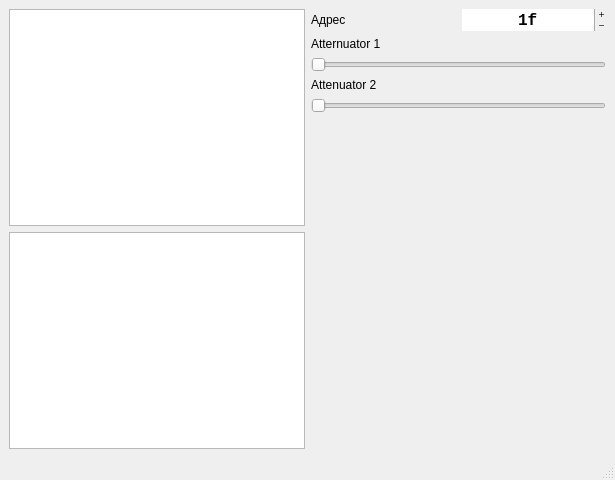
The window that client/mainwindow.ui (brik13ET/lo1337l) describes before a commit, drawn with Qt 5.
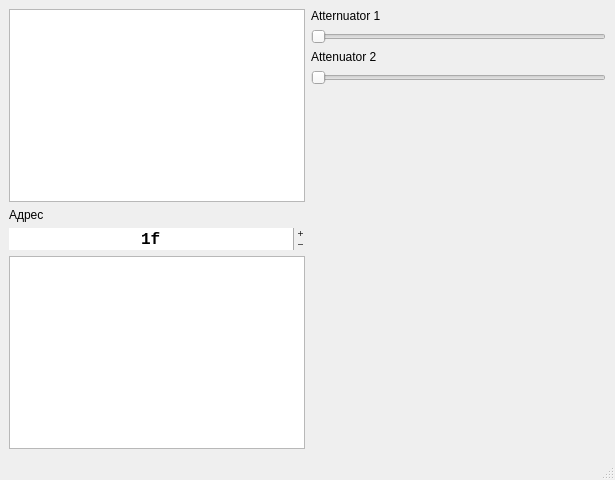
The same window after the commit.

Patch:
```diff
--- a/client/mainwindow.ui
+++ b/client/mainwindow.ui
@@ -23,18 +23,9 @@
    <layout class="QHBoxLayout" name="horizontalLayout">
     <item>
      <layout class="QVBoxLayout" name="verticalLayout_2">
-      <item>
-       <widget class="QListView" name="listViewMsg"/>
-      </item>
       <item>
        <widget class="QListView" name="listViewComs"/>
       </item>
-     </layout>
-    </item>
-    <item>
-     <layout class="QVBoxLayout" name="verticalLayout">
-      <item>
-       <layout class="QHBoxLayout" name="horizontalLayout_2">
         <item>
          <widget class="QLabel" name="label_3">
           <property name="text">
@@ -72,8 +63,13 @@
           </property>
          </widget>
         </item>
-       </layout>
-      </item>
+      <item>
+       <widget class="QListView" name="listViewMsg"/>
+      </item>
+     </layout>
+    </item>
+    <item>
+     <layout class="QVBoxLayout" name="verticalLayout">
       <item>
        <widget class="QLabel" name="label">
         <property name="text">
```
Lines whose indentation alone changed are shown as unchanged.
